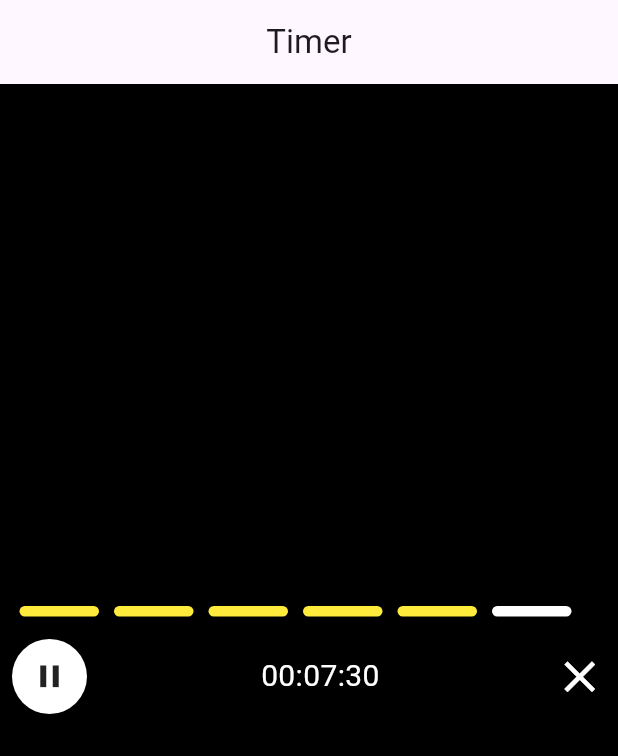
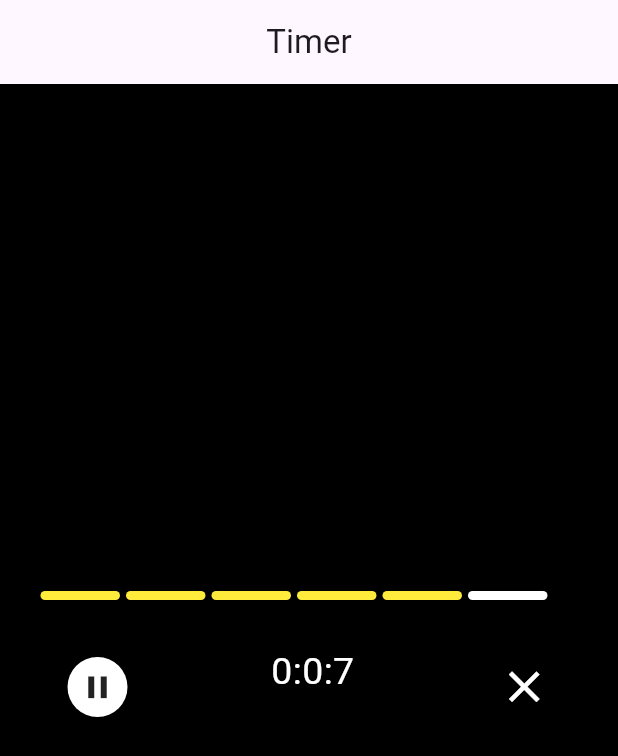
Before and after one commit to amrnooour/tasks, a Flutter app: the screen it shows after launch, on a phone screen of 412 x 824 dp. Shown: the top 756 px of the screen. Run offline on Flutter 3.47's test engine with Material 3 defaults, Android fonts, the phone set to English and light mode, and no system bars.

Commit message:
finish play and pause

```diff
--- /dev/null
+++ b/lib/features/timer/prsentations/provider/timer_provider.dart
@@ -0,0 +1,67 @@
+import 'dart:async';
+
+import 'package:flutter/foundation.dart';
+
+class TimerProvider with ChangeNotifier {
+  Timer? _timer;
+  int _hour = 0;
+  int _minute = 0;
+  int _seconds = 0;
+  bool _startEnable = true;
+  bool _stopEnable = false;
+  bool _continueEnable = false;
+
+  int get hour => _hour;
+  int get minute => _minute;
+  int get seconds => _seconds;
+  bool get startEnable => _startEnable;
+  bool get stopEnable => _stopEnable;
+  bool get continueEnable => _continueEnable;
+
+  void startTimer() {
+    _hour = 0;
+    _minute = 0;
+    _seconds = 0;
+    _startEnable = false;
+    _stopEnable = true;
+    _continueEnable = false;
+    timerPlayer();
+  }
+
+  void stopTimer() {
+    if (_startEnable == false) {
+      _startEnable = true;
+      _continueEnable = true;
+      _stopEnable = false;
+      _timer?.cancel();
+    }
+    notifyListeners();
+  }
+
+
+  void continueTimer() {
+    _startEnable = false;
+    _stopEnable = true;
+    _continueEnable = false;
+
+    timerPlayer();
+  }
+
+
+  timerPlayer(){
+    _timer = Timer.periodic(const Duration(seconds: 1), (timer) {
+      if (_seconds < 59) {
+        _seconds++;
+      } else if (_seconds == 59) {
+        _seconds = 0;
+        if (_minute == 59) {
+          _hour++;
+          _minute = 0;
+        } else {
+          _minute++;
+        }
+      }
+      notifyListeners();
+    });
+  }
+}
--- a/lib/features/timer/prsentations/views/timer.dart
+++ b/lib/features/timer/prsentations/views/timer.dart
@@ -1,4 +1,6 @@
 import 'package:flutter/material.dart';
+import 'package:provider/provider.dart';
+import 'package:tasks/features/timer/prsentations/provider/timer_provider.dart';
 import 'package:tasks/features/timer/prsentations/views/widgets/timer_body.dart';
 
 class Timer extends StatelessWidget {
@@ -6,10 +8,13 @@ class Timer extends StatelessWidget {
 
   @override
   Widget build(BuildContext context) {
-    return Scaffold(
-      backgroundColor: Colors.black,
-      appBar: AppBar(title: const Text("Timer"),centerTitle: true,),
-      body: const TimerBody(),
+    return ChangeNotifierProvider<TimerProvider>(
+      create: (context) => TimerProvider(),
+      child: Scaffold(
+        backgroundColor: Colors.black,
+        appBar: AppBar(title: const Text("Timer"),centerTitle: true,),
+        body: const TimerBody(),
+      ),
     );
   }
 }
--- a/lib/features/timer/prsentations/views/widgets/custom_list_view.dart
+++ b/lib/features/timer/prsentations/views/widgets/custom_list_view.dart
@@ -7,13 +7,13 @@ class CustomListView extends StatelessWidget {
   @override
   Widget build(BuildContext context) {
     return SizedBox(
-      height: 7,
+      height: 6,
       width: double.infinity,
       child: ListView.builder(
         scrollDirection: Axis.horizontal,
         itemCount: 6,
         itemBuilder: (context, index) =>  Padding(
-          padding: const EdgeInsets.symmetric(horizontal: 5),
+          padding: const EdgeInsets.symmetric(horizontal: 2),
           child: CustomItemListView(isColor: index==5?false:true,),
         ),),
     );
--- a/lib/features/timer/prsentations/views/widgets/custom_row_of_timer.dart
+++ b/lib/features/timer/prsentations/views/widgets/custom_row_of_timer.dart
@@ -1,7 +1,14 @@
+import 'package:flutter/cupertino.dart';
 import 'package:flutter/material.dart';
+import 'package:flutter/widgets.dart';
 
 class CustomRowOfTimer extends StatelessWidget {
-  const CustomRowOfTimer({super.key});
+  void Function()? onTap;
+  int hours;
+  int minutes;
+  int seconds;
+  IconData? icon;
+  CustomRowOfTimer({super.key,required this.hours,required this.minutes,required this.seconds,this.icon,this.onTap});
 
   @override
   Widget build(BuildContext context) {
@@ -9,12 +16,17 @@ class CustomRowOfTimer extends StatelessWidget {
       mainAxisAlignment: MainAxisAlignment.spaceBetween,
       children: [
         Container(
-          height: 50,
-          width: 50,
+          height: 40,
+          width: 40,
           decoration: BoxDecoration(color: Colors.white,borderRadius: BorderRadius.circular(25)),
-          child: const Icon(Icons.pause,size: 25,),
+          child:  GestureDetector(
+            onTap: onTap,
+            child: Icon(icon,size: 25,)),
         ),
-        const Text("00:07:30",style: TextStyle(fontSize: 20,color: Colors.white),),
+         Column(children: [
+          Text("$hours:$minutes:$seconds",style: const TextStyle(fontSize: 25,color: Colors.white),),
+          const SizedBox(height: 20,),
+        ] ),
         const Icon(Icons.close,size: 35,color: Colors.white,)
       ],
     );
--- a/lib/features/timer/prsentations/views/widgets/timer_body.dart
+++ b/lib/features/timer/prsentations/views/widgets/timer_body.dart
@@ -1,21 +1,53 @@
 import 'package:flutter/material.dart';
+import 'package:provider/provider.dart';
+import 'package:tasks/features/timer/prsentations/provider/timer_provider.dart';
 import 'package:tasks/features/timer/prsentations/views/widgets/custom_list_view.dart';
 import 'package:tasks/features/timer/prsentations/views/widgets/custom_row_of_timer.dart';
 
-class TimerBody extends StatelessWidget {
+class TimerBody extends StatefulWidget {
   const TimerBody({super.key});
 
   @override
+  State<TimerBody> createState() => _TimerBodyState();
+}
+
+class _TimerBodyState extends State<TimerBody> {
+  late TimerProvider timer;
+  @override
+  void initState() {
+    timer = Provider.of(context,listen: false);
+    timer.startTimer();
+    super.initState();
+  }
+  @override
+  void dispose() {
+    timer.dispose();
+    super.dispose();
+  }
+  @override
   Widget build(BuildContext context) {
-    return const Padding(
-      padding: EdgeInsets.all(8.0),
-      child: Column(
-        mainAxisAlignment: MainAxisAlignment.center,
-        children: [
-          CustomListView(),
-          SizedBox(height: 15,),
-          CustomRowOfTimer(),
-        ],
+    return Padding(
+      padding:  const EdgeInsets.all(25),
+      child: Consumer<TimerProvider>(
+        builder: (context, value, child) {
+          return Column(
+          mainAxisAlignment: MainAxisAlignment.center,
+          children: [
+            const CustomListView(),
+            const SizedBox(height: 30,),
+            Padding(
+              padding: const EdgeInsets.symmetric(horizontal: 20),
+              child: CustomRowOfTimer(
+                onTap: timer.startEnable?timer.continueTimer : timer.stopTimer,
+                icon: timer.startEnable?Icons.play_arrow : Icons.pause ,
+                hours: timer.hour,
+                minutes: timer.minute,
+                seconds: timer.seconds,
+              ),
+            ),
+          ],
+        );
+        },
       ),
     );
   }
--- a/pubspec.yaml
+++ b/pubspec.yaml
@@ -35,6 +35,7 @@ dependencies:
   # The following adds the Cupertino Icons font to your application.
   # Use with the CupertinoIcons class for iOS style icons.
   cupertino_icons: ^1.0.6
+  provider: ^6.1.2
 
 dev_dependencies:
   flutter_test:
```
Also changed, not shown: pubspec.lock.
